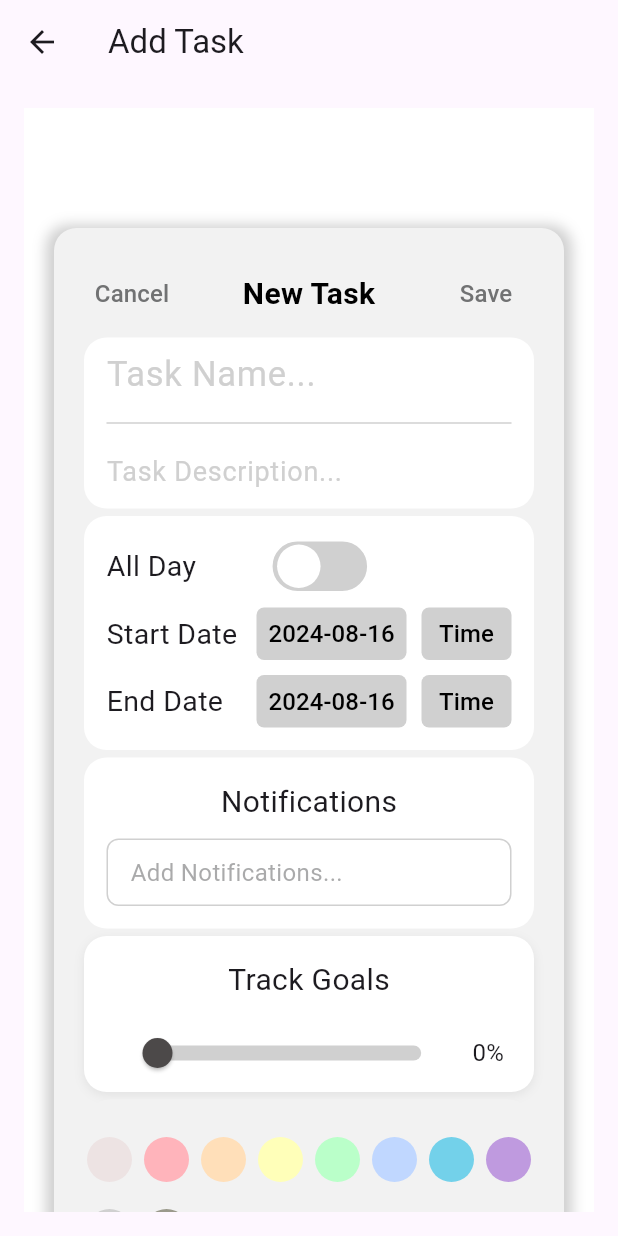
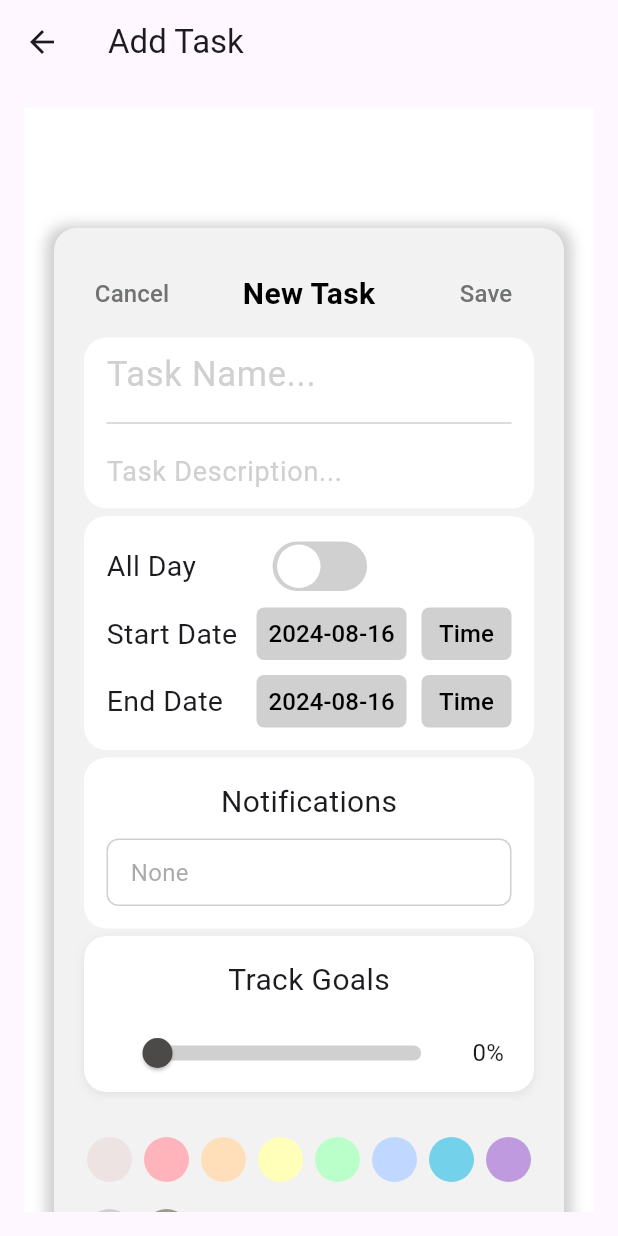
Before and after one commit to Fah4664/reminder-application, a Flutter app: the screen it shows after launch, item 2 of the bottom bar chosen, on a phone screen of 412 x 824 dp. Run offline on Flutter 3.47's test engine with Material 3 defaults, Android fonts, the phone set to English and light mode, and no system bars; our stand-ins replace logger.

Commit message:
Update notification_box.dart

```diff
--- a/lib/notification_box.dart
+++ b/lib/notification_box.dart
@@ -1,14 +1,12 @@
 import 'package:flutter/material.dart';
 
-// คลาส NotificationBox เป็น StatefulWidget ซึ่งจะใช้สำหรับสร้างกล่องแสดงการแจ้งเตือน
 class NotificationBox extends StatefulWidget {
-  final String? selectedOption; // ตัวเลือกที่เลือกแล้ว
+  final String? notificationOption; // ตัวเลือกที่เลือกแล้ว
   final Function(String) onOptionSelected; // ฟังก์ชันที่เรียกเมื่อมีการเลือกตัวเลือก
 
-  // สร้าง NotificationBox พร้อมพารามิเตอร์ต่างๆ
   const NotificationBox({
     super.key,
-    this.selectedOption,
+    this.notificationOption,
     required this.onOptionSelected,
   });
 
@@ -16,7 +14,6 @@ class NotificationBox extends StatefulWidget {
   NotificationBoxState createState() => NotificationBoxState();
 }
 
-// สถานะของ NotificationBox
 class NotificationBoxState extends State<NotificationBox> {
   // รายการตัวเลือกสำหรับการแจ้งเตือน
   final List<String> _options = [
@@ -39,8 +36,8 @@ class NotificationBoxState extends State<NotificationBox> {
   @override
   void initState() {
     super.initState();
-    // กำหนดค่าเริ่มต้นสำหรับตัวเลือกที่เลือกในป๊อปอัพ
-    _selectedOptionInDialog = widget.selectedOption ?? 'None';
+    // ใช้ค่าเริ่มต้นจาก widget.notificationOption หรือ 'None'
+    _selectedOptionInDialog = widget.notificationOption ?? 'None';
   }
 
   // ฟังก์ชันที่แสดงป๊อปอัพเมื่อคลิกที่ NotificationBox
@@ -49,34 +46,34 @@ class NotificationBoxState extends State<NotificationBox> {
       context: context,
       builder: (BuildContext context) {
         return AlertDialog(
-          contentPadding: const EdgeInsets.all(5.0), // การตั้งค่าระยะห่างภายในของ AlertDialog
+          contentPadding: const EdgeInsets.all(5.0),
           shape: RoundedRectangleBorder(
-          borderRadius: BorderRadius.circular(8.0), // ความโค้งของมุมของ AlertDialog
+            borderRadius: BorderRadius.circular(8.0),
           ),
-          backgroundColor: const Color(0xFFd0d0d0), // สีพื้นหลังของ AlertDialog
+          backgroundColor: const Color(0xFFd0d0d0),
           content: Column(
             mainAxisSize: MainAxisSize.min,
             children: _options.map((option) {
               final isSelected = option == _selectedOptionInDialog;
               return Padding(
-                padding: const EdgeInsets.symmetric(vertical: 0.5), // การตั้งค่าระยะห่างแนวตั้งของแต่ละตัวเลือก
+                padding: const EdgeInsets.symmetric(vertical: 0.5),
                 child: Container(
                   height: 50.0,
                   decoration: BoxDecoration(
-                    color: isSelected ? const Color(0xFFf2f2f2) : Colors.transparent, // เน้นแถวที่เลือก
+                    color: isSelected ? const Color(0xFFf2f2f2) : Colors.transparent,
                     borderRadius: BorderRadius.circular(100.0),
                   ),
                   child: ListTile(
                     title: Text(
                       option,
                       style: const TextStyle(
-                        fontSize: 14.0, // ขนาดของฟอนต์
-                        color: Colors.black, // สีของข้อความ
+                        fontSize: 14.0,
+                        color: Colors.black,
                       ),
                     ),
                     onTap: () {
                       setState(() {
-                        _selectedOptionInDialog = option; // อัปเดตสถานะของตัวเลือกที่เลือก
+                        _selectedOptionInDialog = option;
                       });
                       widget.onOptionSelected(option); // เรียกฟังก์ชันเมื่อเลือกตัวเลือก
                       Navigator.of(context).pop(); // ปิดป๊อปอัพ
@@ -94,38 +91,38 @@ class NotificationBoxState extends State<NotificationBox> {
   @override
   Widget build(BuildContext context) {
     return GestureDetector(
-      onTap: _showOptionsDialog, // เรียกใช้ฟังก์ชันเมื่อคลิกที่พื้นที่นี้
+      onTap: _showOptionsDialog,
       child: Container(
         padding: const EdgeInsets.all(15.0),
         decoration: BoxDecoration(
-          color: const Color(0xFFffffff), // สีพื้นหลังของกล่อง
-          borderRadius: BorderRadius.circular(15.0), // ความโค้งของมุมกล่อง
+          color: const Color(0xFFffffff),
+          borderRadius: BorderRadius.circular(15.0),
         ),
         child: Column(
           crossAxisAlignment: CrossAxisAlignment.center,
           children: <Widget>[
             const Text(
               'Notifications',
-              style: TextStyle(fontSize: 20), // ขนาดของฟอนต์สำหรับข้อความหัวข้อ
+              style: TextStyle(fontSize: 20),
             ),
-            const SizedBox(height: 10), // ระยะห่างระหว่างหัวข้อและกล่องตัวเลือก
+            const SizedBox(height: 10),
             GestureDetector(
-              onTap: _showOptionsDialog, // เรียกใช้ฟังก์ชันเมื่อคลิกที่กล่องตัวเลือก
+              onTap: _showOptionsDialog,
               child: Container(
                 padding: const EdgeInsets.symmetric(vertical: 10.0, horizontal: 15.0),
                 decoration: BoxDecoration(
-                  color: const Color(0xFFFFFFFF), // สีพื้นหลังของกล่องตัวเลือก
-                  borderRadius: BorderRadius.circular(8.0), // ความโค้งของมุมกล่องตัวเลือก
-                  border: Border.all(color: const Color(0xFFd0d0d0), width: 1.0), // ขอบของกล่องตัวเลือก
+                  color: const Color(0xFFFFFFFF),
+                  borderRadius: BorderRadius.circular(8.0),
+                  border: Border.all(color: const Color(0xFFd0d0d0), width: 1.0),
                 ),
                 child: Row(
                   mainAxisAlignment: MainAxisAlignment.spaceBetween,
                   children: <Widget>[
                     Text(
-                      widget.selectedOption == 'None' ? 'Add Notifications...' : (widget.selectedOption ?? 'Add Notifications...'),
+                      _selectedOptionInDialog ?? 'None', // ใช้ 'None' ถ้าค่าเป็น null
                       style: TextStyle(
-                        fontSize: 16, // ขนาดของฟอนต์ในกล่องตัวเลือก
-                        color: const Color(0xFF717273).withOpacity(0.6), // สีของข้อความในกล่องตัวเลือก
+                        fontSize: 16,
+                        color: const Color(0xFF717273).withOpacity(0.6),
                       ),
                     ),
                   ],
```
